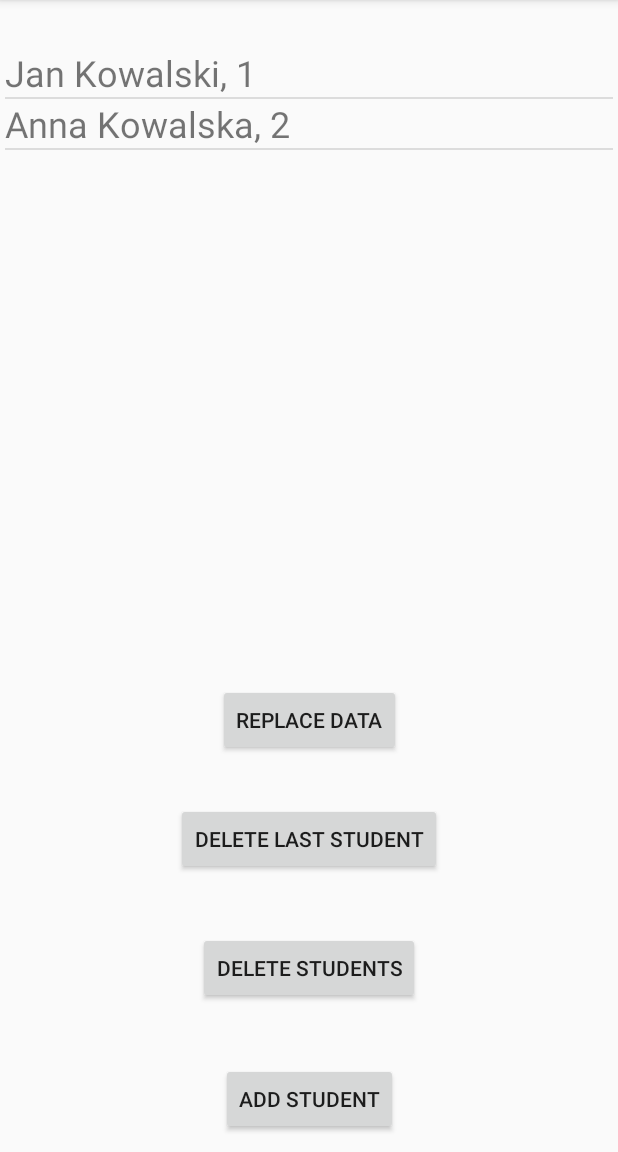
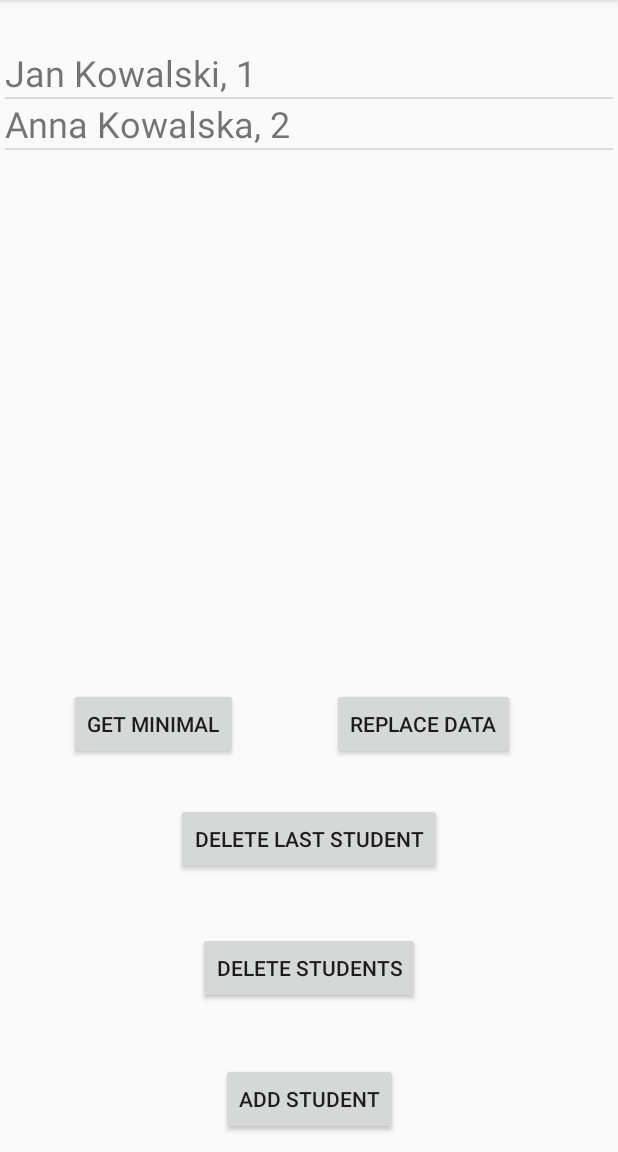
Before and after one commit to mikolajww/RoomTestApp, an Android app: the screen it shows after launch (MainActivity), after a tap on "REPLACE DATA", on a phone screen of 412 x 824 dp, the part 84-1236 px from its top. Run offline under Robolectric (Android 15) with nearby library versions, the phone set to English and light mode, and no system bars; our stand-ins replace Room's generated code; 1 other tap on this screen came first.

Commit message:
Added StudentMinimal functionality

```diff
--- a/app/src/main/java/pl/mww/roomtestapp/MainActivity.java
+++ b/app/src/main/java/pl/mww/roomtestapp/MainActivity.java
@@ -14,6 +14,7 @@ import java.util.List;
 import pl.mww.roomtestapp.dao.StudentDao;
 import pl.mww.roomtestapp.database.StudentDatabase;
 import pl.mww.roomtestapp.model.Student;
+import pl.mww.roomtestapp.model.StudentMinimal;
 
 public class MainActivity extends AppCompatActivity {
 
@@ -22,7 +23,7 @@ public class MainActivity extends AppCompatActivity {
     StudentDatabase db;
     StudentDao studentDao;
     private int counter = 0;
-    List<Student> updatedStudents = new ArrayList<>(Arrays.asList(new Student("Jan", "Kowalski", "1"),
+    List<Student> replacedStudents = new ArrayList<>(Arrays.asList(new Student("Jan", "Kowalski", "1"),
                                                                     new Student("Anna", "Kowalska", "2")));
     @Override
     protected void onCreate(Bundle savedInstanceState) {
@@ -35,7 +36,7 @@ public class MainActivity extends AppCompatActivity {
 
         findViewById(R.id.add_students).setOnClickListener(v -> AsyncTask.execute(() -> {
             counter++;
-            studentDao.insert(new Student("xd", "dx", String.valueOf(counter)));
+            studentDao.insert(new Student("John", "Doe", String.valueOf(counter)));
             displayStudentList();
         }));
 
@@ -52,10 +53,14 @@ public class MainActivity extends AppCompatActivity {
             counter--;
         }));
         findViewById(R.id.replace_data).setOnClickListener(v -> AsyncTask.execute(() -> {
-            studentDao.replaceData(updatedStudents);
+            studentDao.replaceData(replacedStudents);
             System.out.println("Replaced data");
             displayStudentList();
-            counter = updatedStudents.size();
+            counter = replacedStudents.size();
+        }));
+        findViewById(R.id.get_minimal).setOnClickListener(v -> AsyncTask.execute(() -> {
+            displayStudentListMinimal();
+            System.out.println("Displayed minimal");
         }));
     }
 
@@ -68,4 +73,14 @@ public class MainActivity extends AppCompatActivity {
         adapter = new ArrayAdapter<>(this, R.layout.element, studentList);
         runOnUiThread(()->list.setAdapter(adapter));
     }
+
+    public void displayStudentListMinimal() {
+        final ArrayList<String> studentList = new ArrayList<>();
+        for(StudentMinimal s : studentDao.getAllStudentsMinimal()) {
+            System.out.println(s);
+            studentList.add(s.toString());
+        }
+        adapter = new ArrayAdapter<>(this, R.layout.element, studentList);
+        runOnUiThread(()->list.setAdapter(adapter));
+    }
 }
--- a/app/src/main/java/pl/mww/roomtestapp/dao/StudentDao.java
+++ b/app/src/main/java/pl/mww/roomtestapp/dao/StudentDao.java
@@ -11,6 +11,7 @@ import androidx.room.Update;
 import java.util.List;
 
 import pl.mww.roomtestapp.model.Student;
+import pl.mww.roomtestapp.model.StudentMinimal;
 
 @Dao
 public interface StudentDao {
@@ -45,4 +46,7 @@ public interface StudentDao {
         insertAll(students);
     }
 
+    @Query("SELECT firstName, indexNo FROM students")
+    List<StudentMinimal> getAllStudentsMinimal();
+
 }
--- a/app/src/main/res/layout/activity_main.xml
+++ b/app/src/main/res/layout/activity_main.xml
@@ -73,8 +73,25 @@
         android:text="replace data"
         app:layout_constraintBottom_toBottomOf="parent"
         app:layout_constraintEnd_toEndOf="parent"
+        app:layout_constraintHorizontal_bias="0.778"
         app:layout_constraintStart_toStartOf="parent"
         app:layout_constraintTop_toTopOf="parent"
-        app:layout_constraintVertical_bias="0.636" />
+        app:layout_constraintVertical_bias="0.64" />
+
+    <Button
+        android:id="@+id/get_minimal"
+        android:layout_width="wrap_content"
+        android:layout_height="wrap_content"
+        android:layout_marginStart="8dp"
+        android:layout_marginTop="8dp"
+        android:layout_marginEnd="8dp"
+        android:layout_marginBottom="8dp"
+        android:text="get minimal"
+        app:layout_constraintBottom_toBottomOf="parent"
+        app:layout_constraintEnd_toEndOf="parent"
+        app:layout_constraintHorizontal_bias="0.135"
+        app:layout_constraintStart_toStartOf="parent"
+        app:layout_constraintTop_toTopOf="parent"
+        app:layout_constraintVertical_bias="0.64" />
 
 </androidx.constraintlayout.widget.ConstraintLayout>
```
Also changed, not shown: app/src/main/java/pl/mww/roomtestapp/model/StudentMinimal.java (added, +28 -0 lines).
